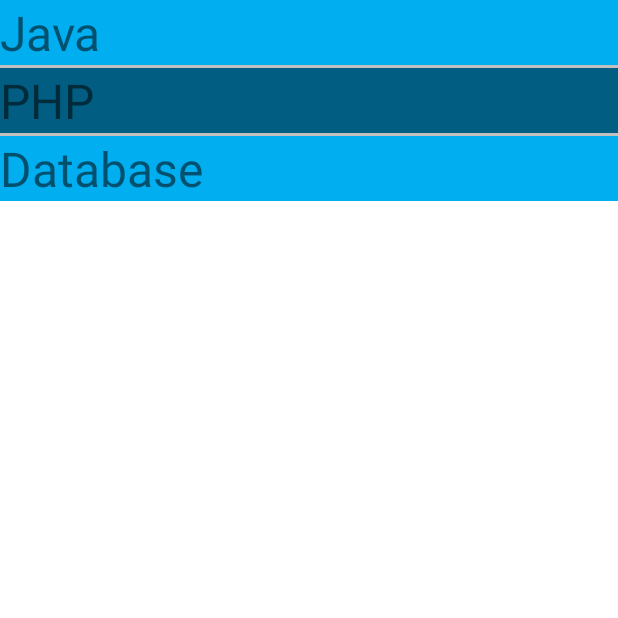
After one commit to Rubin99/ST-Meet, an Android app: the SubjectListActivity screen opened directly, with no data from a screen before it, on a phone screen of 412 x 824 dp, the top half of it. The commit adds this screen. Run offline under Robolectric (Android 15) with nearby library versions, the phone set to English and light mode, and no system bars.

Commit message:
fab, subjectlist, still incomplete

```diff
--- a/app/src/main/AndroidManifest.xml
+++ b/app/src/main/AndroidManifest.xml
@@ -11,7 +11,8 @@
         android:roundIcon="@mipmap/ic_launcher_round"
         android:supportsRtl="true"
         android:theme="@style/Theme.STMeet">
-        <activity android:name=".chat.ChatActivity"></activity>
+        <activity android:name=".SubjectListActivity"></activity>
+        <activity android:name=".chat.ChatActivity" />
         <activity android:name=".matches.MatchesActivity" />
         <activity android:name=".info.UserInfoActivity" />
         <activity android:name=".login_registration.LoginActivity" />
--- /dev/null
+++ b/app/src/main/java/com/example/stmeet/SubjectListActivity.java
@@ -0,0 +1,54 @@
+package com.example.stmeet;
+
+import androidx.appcompat.app.AppCompatActivity;
+
+import android.content.Intent;
+import android.os.Bundle;
+import android.view.View;
+import android.widget.TextView;
+import android.widget.Toast;
+
+import com.example.stmeet.matches.MatchesActivity;
+
+public class SubjectListActivity extends AppCompatActivity {
+
+    private TextView mJava, mPhp, mDb;
+
+    @Override
+    protected void onCreate(Bundle savedInstanceState) {
+        super.onCreate(savedInstanceState);
+        setContentView(R.layout.activity_subject_list);
+
+        mJava = findViewById(R.id.java);
+        mPhp = findViewById(R.id.php);
+        mDb = findViewById(R.id.db);
+
+        mJava.setOnClickListener(new View.OnClickListener() {
+            @Override
+            public void onClick(View v) {
+                Toast.makeText(SubjectListActivity.this, "Java Teachers", Toast.LENGTH_SHORT).show();
+                Intent intent = new Intent(SubjectListActivity.this, MainActivity.class);
+                startActivity(intent);
+                return;
+            }
+        });
+        mPhp.setOnClickListener(new View.OnClickListener() {
+            @Override
+            public void onClick(View v) {
+                Toast.makeText(SubjectListActivity.this, "Php Teachers", Toast.LENGTH_SHORT).show();
+                Intent intent = new Intent(SubjectListActivity.this, MainActivity.class);
+                startActivity(intent);
+                return;
+            }
+        });
+        mDb.setOnClickListener(new View.OnClickListener() {
+            @Override
+            public void onClick(View v) {
+                Toast.makeText(SubjectListActivity.this, "Database Teachers", Toast.LENGTH_SHORT).show();
+                Intent intent = new Intent(SubjectListActivity.this, MainActivity.class);
+                startActivity(intent);
+                return;
+            }
+        });
+    }
+}
--- a/app/src/main/java/com/example/stmeet/login_registration/LoginActivity.java
+++ b/app/src/main/java/com/example/stmeet/login_registration/LoginActivity.java
@@ -12,6 +12,7 @@ import android.widget.Toast;
 
 import com.example.stmeet.MainActivity;
 import com.example.stmeet.R;
+import com.example.stmeet.matches.MatchesActivity;
 import com.google.android.gms.tasks.OnCompleteListener;
 import com.google.android.gms.tasks.Task;
 import com.google.firebase.auth.AuthResult;
@@ -40,7 +41,7 @@ public class LoginActivity extends AppCompatActivity {
             public void onAuthStateChanged(@NonNull @org.jetbrains.annotations.NotNull FirebaseAuth firebaseAuth) {
                 final FirebaseUser user = FirebaseAuth.getInstance().getCurrentUser();
                 if (user != null){
-                    Intent intent = new Intent(LoginActivity.this, MainActivity.class);
+                    Intent intent = new Intent(LoginActivity.this, MatchesActivity.class);
                     startActivity(intent);
                     finish();
                     return;
--- a/app/src/main/java/com/example/stmeet/login_registration/RegistrationActivity.java
+++ b/app/src/main/java/com/example/stmeet/login_registration/RegistrationActivity.java
@@ -14,6 +14,7 @@ import android.widget.Toast;
 
 import com.example.stmeet.MainActivity;
 import com.example.stmeet.R;
+import com.example.stmeet.matches.MatchesActivity;
 import com.google.android.gms.tasks.OnCompleteListener;
 import com.google.android.gms.tasks.Task;
 import com.google.firebase.auth.AuthResult;
@@ -48,7 +49,7 @@ public class RegistrationActivity extends AppCompatActivity {
             public void onAuthStateChanged(@NonNull @org.jetbrains.annotations.NotNull FirebaseAuth firebaseAuth) {
                 final FirebaseUser user = FirebaseAuth.getInstance().getCurrentUser();
                 if (user != null){
-                    Intent intent = new Intent(RegistrationActivity.this, MainActivity.class);
+                    Intent intent = new Intent(RegistrationActivity.this, MatchesActivity.class);
                     startActivity(intent);
                     finish();
                     return;
--- a/app/src/main/java/com/example/stmeet/matches/MatchesObject.java
+++ b/app/src/main/java/com/example/stmeet/matches/MatchesObject.java
@@ -5,7 +5,7 @@ public class MatchesObject {
     private String name;
     private String profileImageUrl;
 
-    public MatchesObject(String userId, String name, String profileImageUrl){
+    public MatchesObject(String userId, String name, String profileImageUrl){ //
         this.userId = userId;
         this.name = name;
         this.profileImageUrl = profileImageUrl;
--- a/app/src/main/java/com/example/stmeet/matches/MatchesViewHolder.java
+++ b/app/src/main/java/com/example/stmeet/matches/MatchesViewHolder.java
@@ -26,6 +26,7 @@ public class MatchesViewHolder extends RecyclerView.ViewHolder implements View.O
         mMatchid = itemView.findViewById(R.id.matchId);
         mMatchName = itemView.findViewById(R.id.matchName);
         mMatchImage = itemView.findViewById(R.id.matchImage);
+        mMatchid.setVisibility(View.INVISIBLE); //////////////////
     }
 
     @Override
--- /dev/null
+++ b/app/src/main/res/drawable-v24/ic_baseline_add_circle_24.xml
@@ -0,0 +1,5 @@
+<vector android:height="24dp" android:tint="@color/lightBlue"
+    android:viewportHeight="24" android:viewportWidth="24"
+    android:width="24dp" xmlns:android="http://schemas.android.com/apk/res/android">
+    <path android:fillColor="@android:color/white" android:pathData="M12,2C6.48,2 2,6.48 2,12s4.48,10 10,10 10,-4.48 10,-10S17.52,2 12,2zM17,13h-4v4h-2v-4L7,13v-2h4L11,7h2v4h4v2z"/>
+</vector>
--- a/app/src/main/res/layout/activity_login.xml
+++ b/app/src/main/res/layout/activity_login.xml
@@ -19,7 +19,7 @@
         android:id="@+id/textView2"
         android:layout_width="wrap_content"
         android:layout_height="wrap_content"
-        android:layout_marginTop="64dp"
+        android:layout_marginTop="72dp"
         android:text="Log In"
         android:textColor="@color/black"
         android:textSize="22dp"
--- /dev/null
+++ b/app/src/main/res/layout/activity_subject_list.xml
@@ -0,0 +1,44 @@
+<?xml version="1.0" encoding="utf-8"?>
+<LinearLayout xmlns:android="http://schemas.android.com/apk/res/android"
+    xmlns:app="http://schemas.android.com/apk/res-auto"
+    xmlns:tools="http://schemas.android.com/tools"
+    android:layout_width="match_parent"
+    android:layout_height="match_parent"
+    android:orientation="vertical"
+    tools:context=".SubjectListActivity">
+
+    <TextView
+        android:id="@+id/java"
+        android:layout_width="match_parent"
+        android:layout_height="wrap_content"
+        android:text="Java"
+        android:textSize="32dp"
+        android:background="@color/lightBlue"/>
+
+    <View
+        android:layout_width="match_parent"
+        android:layout_height="2dp"
+        android:background="#c0c0c0"/>
+
+    <TextView
+        android:id="@+id/php"
+        android:layout_width="match_parent"
+        android:layout_height="wrap_content"
+        android:text="PHP"
+        android:textSize="32dp"
+        android:background="@color/midBlue"/>
+    <View
+        android:layout_width="match_parent"
+        android:layout_height="2dp"
+        android:background="#c0c0c0"/>
+    <TextView
+        android:id="@+id/db"
+        android:layout_width="match_parent"
+        android:layout_height="wrap_content"
+        android:text="Database"
+        android:textSize="32dp"
+        android:background="@color/lightBlue"/>
+
+
+
+</LinearLayout>
--- a/app/src/main/res/layout/items_matches.xml
+++ b/app/src/main/res/layout/items_matches.xml
@@ -2,6 +2,7 @@
 <LinearLayout xmlns:android="http://schemas.android.com/apk/res/android"
     android:layout_width="match_parent"
     android:layout_height="match_parent"
+    xmlns:app="http://schemas.android.com/apk/res-auto"
     android:orientation="horizontal"
     android:padding="20sp">
 
@@ -29,10 +30,9 @@
         <TextView
             android:layout_width="match_parent"
             android:layout_height="wrap_content"
-            android:text="Matche's ID"
+            android:text="Matches ID"
             android:layout_gravity="center"
             android:id="@+id/matchId"/>
-
 
     </LinearLayout>
 
--- a/app/src/main/res/values/strings.xml
+++ b/app/src/main/res/values/strings.xml
@@ -2,5 +2,6 @@
     <string name="app_name">ST Meet</string>
 
     <string name="open">Open</string>
-    　　　<string name="close">Close</string>
+
+    <string name="close">Close</string>
 </resources>
```
Also changed, not shown: app/src/main/java/com/example/stmeet/matches/MatchesActivity.java (+25 -1 lines), app/src/main/res/layout/activity_choose_login_registration.xml (+19 -2 lines), app/src/main/res/layout/activity_matches.xml (+35 -5 lines), app/src/main/res/layout/activity_registration.xml (+4 -3 lines).
